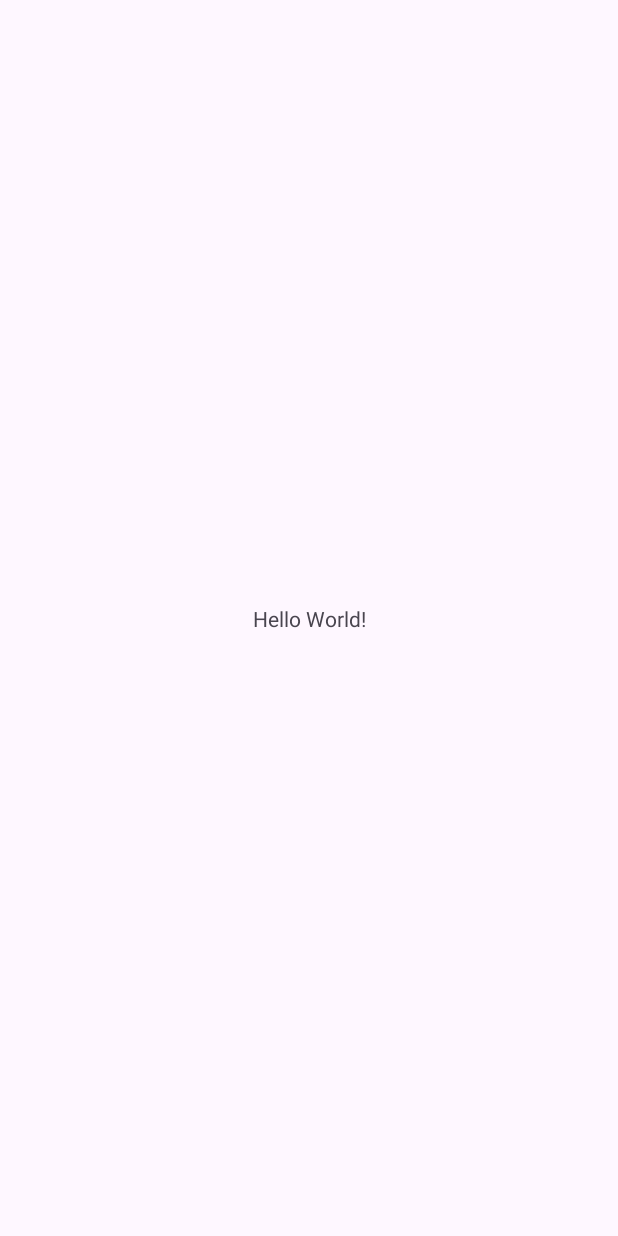
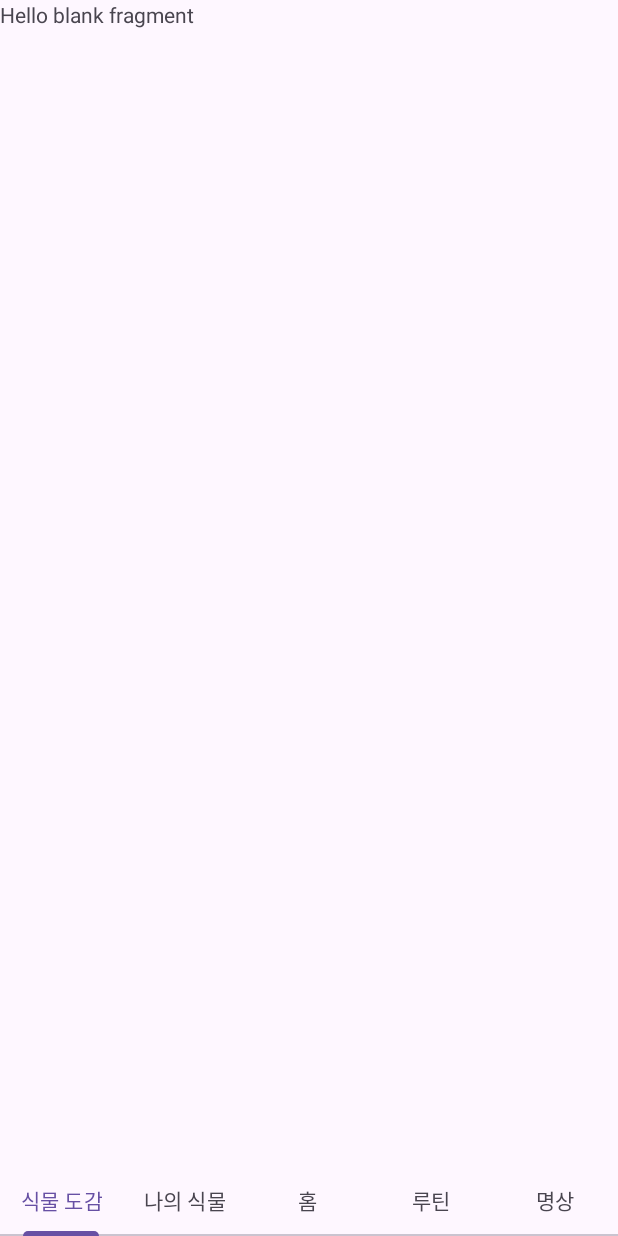
Before and after one commit to mj12130/Android_GreenHouse, an Android app: the screen it shows after launch (MainActivity), on a phone screen of 412 x 824 dp. Before the commit the screen is almost empty. Run offline under Robolectric (Android 15) with nearby library versions, the phone set to English and light mode, and no system bars.

Commit message:
[FEAT] viewpager2로 5개의 프래그먼트 연결, tab 구현

```diff
--- a/app/build.gradle.kts
+++ b/app/build.gradle.kts
@@ -43,7 +43,8 @@ android {
 dependencies {
 
     implementation(libs.androidx.core.ktx)
-    implementation(libs.androidx.appcompat)
+    implementation(libs.androidx.appcompat) // appcompat에 이미 뷰 페이저 포함되어 있지만
+    implementation("androidx.viewpager2:viewpager2:1.0.0") // 조금 더 잘 동작하도록 뷰 페이저 명시적으로 implementation
     implementation(libs.material)
     implementation(libs.androidx.activity)
     implementation(libs.androidx.constraintlayout)
--- /dev/null
+++ b/app/src/main/java/com/example/greenhouse/HomeFragment.kt
@@ -0,0 +1,62 @@
+package com.example.greenhouse
+
+import android.os.Bundle
+import androidx.fragment.app.Fragment
+import android.view.LayoutInflater
+import android.view.View
+import android.view.ViewGroup
+import com.example.greenhouse.databinding.FragmentHomeBinding
+import com.example.greenhouse.databinding.FragmentPlantSearchBinding
+
+// TODO: Rename parameter arguments, choose names that match
+// the fragment initialization parameters, e.g. ARG_ITEM_NUMBER
+private const val ARG_PARAM1 = "param1"
+private const val ARG_PARAM2 = "param2"
+
+/**
+ * A simple [Fragment] subclass.
+ * Use the [HomeFragment.newInstance] factory method to
+ * create an instance of this fragment.
+ */
+class HomeFragment : Fragment() {
+    // TODO: Rename and change types of parameters
+    private var param1: String? = null
+    private var param2: String? = null
+
+    override fun onCreate(savedInstanceState: Bundle?) {
+        super.onCreate(savedInstanceState)
+        arguments?.let {
+            param1 = it.getString(ARG_PARAM1)
+            param2 = it.getString(ARG_PARAM2)
+        }
+    }
+
+    override fun onCreateView(
+        inflater: LayoutInflater, container: ViewGroup?,
+        savedInstanceState: Bundle?
+    ): View? {
+        val binding = FragmentHomeBinding.inflate(inflater, container, false)
+
+        return binding.root
+    }
+
+    companion object {
+        /**
+         * Use this factory method to create a new instance of
+         * this fragment using the provided parameters.
+         *
+         * @param param1 Parameter 1.
+         * @param param2 Parameter 2.
+         * @return A new instance of fragment HomeFragment.
+         */
+        // TODO: Rename and change types and number of parameters
+        @JvmStatic
+        fun newInstance(param1: String, param2: String) =
+            HomeFragment().apply {
+                arguments = Bundle().apply {
+                    putString(ARG_PARAM1, param1)
+                    putString(ARG_PARAM2, param2)
+                }
+            }
+    }
+}
--- a/app/src/main/java/com/example/greenhouse/MainActivity.kt
+++ b/app/src/main/java/com/example/greenhouse/MainActivity.kt
@@ -5,10 +5,51 @@ import androidx.activity.enableEdgeToEdge
 import androidx.appcompat.app.AppCompatActivity
 import androidx.core.view.ViewCompat
 import androidx.core.view.WindowInsetsCompat
+import androidx.fragment.app.Fragment
+import androidx.fragment.app.FragmentActivity
+import androidx.viewpager2.adapter.FragmentStateAdapter
+import com.example.greenhouse.databinding.ActivityMainBinding
+import com.google.android.material.tabs.TabLayoutMediator
 
 class MainActivity : AppCompatActivity() {
+    lateinit var binding : ActivityMainBinding
+
+    // [viewpager adapter에 대한 class]
+    class MyFragmentPagerAdapter(activity: FragmentActivity): FragmentStateAdapter(activity){
+        // Fragment를 리스트로 가져옴
+        val fragments : List<Fragment>
+        init{
+            fragments = listOf(PlantSearchFragment(), MyPlantFragment(), HomeFragment(), RoutineFragment(), MeditationFragment()) //fragments 초기화
+        }
+
+        // override 필수: getItemCount, createFragment
+        override fun getItemCount(): Int {
+            return fragments.size //Fragment 갖고 있는 리스트의 길이 return
+        }
+        override fun createFragment(position: Int): Fragment { //몇번째 Fragment인지 position이라는 매개변수를 통해 전달.
+            //position: 0=PlantSearchFragment, 1=MyPlantFragment... 와 같이 매개변수 position에 맞는 Fragment return 해주는 함수.
+            return fragments[position]
+        }
+    }
+
     override fun onCreate(savedInstanceState: Bundle?) {
         super.onCreate(savedInstanceState)
-        setContentView(R.layout.activity_main)
+
+        binding = ActivityMainBinding.inflate(layoutInflater)
+        setContentView(binding.root)
+
+        binding.viewpager.adapter = MyFragmentPagerAdapter(this) // viewpager 이용해 Fregment activity에 포함시키기 위해 adapter 사용.
+
+        // [탭 레이아웃 추가]_탭을 이용해 viewpager 좀 더 편리하게
+        TabLayoutMediator(binding.tabs, binding.viewpager){ //TabLayoutMediator 사용! - binding에서 탭 레이아웃과 뷰페이저 찾아서 묶음.
+                tab, position -> // tab과 tab의 순서 전달됨.
+            when(position) {
+                0 -> tab.text = "식물 도감"
+                1 -> tab.text = "나의 식물"
+                2 -> tab.text = "홈"
+                3 -> tab.text = "루틴"
+                4 -> tab.text = "명상"
+            }
+        }.attach() // tab 버튼 부착
     }
 }
--- /dev/null
+++ b/app/src/main/java/com/example/greenhouse/MeditationFragment.kt
@@ -0,0 +1,61 @@
+package com.example.greenhouse
+
+import android.os.Bundle
+import androidx.fragment.app.Fragment
+import android.view.LayoutInflater
+import android.view.View
+import android.view.ViewGroup
+import com.example.greenhouse.databinding.FragmentMeditationBinding
+
+// TODO: Rename parameter arguments, choose names that match
+// the fragment initialization parameters, e.g. ARG_ITEM_NUMBER
+private const val ARG_PARAM1 = "param1"
+private const val ARG_PARAM2 = "param2"
+
+/**
+ * A simple [Fragment] subclass.
+ * Use the [MeditationFragment.newInstance] factory method to
+ * create an instance of this fragment.
+ */
+class MeditationFragment : Fragment() {
+    // TODO: Rename and change types of parameters
+    private var param1: String? = null
+    private var param2: String? = null
+
+    override fun onCreate(savedInstanceState: Bundle?) {
+        super.onCreate(savedInstanceState)
+        arguments?.let {
+            param1 = it.getString(ARG_PARAM1)
+            param2 = it.getString(ARG_PARAM2)
+        }
+    }
+
+    override fun onCreateView(
+        inflater: LayoutInflater, container: ViewGroup?,
+        savedInstanceState: Bundle?
+    ): View? {
+        val binding = FragmentMeditationBinding.inflate(inflater, container, false)
+
+        return binding.root
+    }
+
+    companion object {
+        /**
+         * Use this factory method to create a new instance of
+         * this fragment using the provided parameters.
+         *
+         * @param param1 Parameter 1.
+         * @param param2 Parameter 2.
+         * @return A new instance of fragment MeditationFragment.
+         */
+        // TODO: Rename and change types and number of parameters
+        @JvmStatic
+        fun newInstance(param1: String, param2: String) =
+            MeditationFragment().apply {
+                arguments = Bundle().apply {
+                    putString(ARG_PARAM1, param1)
+                    putString(ARG_PARAM2, param2)
+                }
+            }
+    }
+}
--- /dev/null
+++ b/app/src/main/java/com/example/greenhouse/MyPlantFragment.kt
@@ -0,0 +1,62 @@
+package com.example.greenhouse
+
+import android.os.Bundle
+import androidx.fragment.app.Fragment
+import android.view.LayoutInflater
+import android.view.View
+import android.view.ViewGroup
+import com.example.greenhouse.databinding.FragmentMeditationBinding
+import com.example.greenhouse.databinding.FragmentMyPlantBinding
+
+// TODO: Rename parameter arguments, choose names that match
+// the fragment initialization parameters, e.g. ARG_ITEM_NUMBER
+private const val ARG_PARAM1 = "param1"
+private const val ARG_PARAM2 = "param2"
+
+/**
+ * A simple [Fragment] subclass.
+ * Use the [MyPlantFragment.newInstance] factory method to
+ * create an instance of this fragment.
+ */
+class MyPlantFragment : Fragment() {
+    // TODO: Rename and change types of parameters
+    private var param1: String? = null
+    private var param2: String? = null
+
+    override fun onCreate(savedInstanceState: Bundle?) {
+        super.onCreate(savedInstanceState)
+        arguments?.let {
+            param1 = it.getString(ARG_PARAM1)
+            param2 = it.getString(ARG_PARAM2)
+        }
+    }
+
+    override fun onCreateView(
+        inflater: LayoutInflater, container: ViewGroup?,
+        savedInstanceState: Bundle?
+    ): View? {
+        val binding = FragmentMyPlantBinding.inflate(inflater, container, false)
+
+        return binding.root
+    }
+
+    companion object {
+        /**
+         * Use this factory method to create a new instance of
+         * this fragment using the provided parameters.
+         *
+         * @param param1 Parameter 1.
+         * @param param2 Parameter 2.
+         * @return A new instance of fragment MyPlantFragment.
+         */
+        // TODO: Rename and change types and number of parameters
+        @JvmStatic
+        fun newInstance(param1: String, param2: String) =
+            MyPlantFragment().apply {
+                arguments = Bundle().apply {
+                    putString(ARG_PARAM1, param1)
+                    putString(ARG_PARAM2, param2)
+                }
+            }
+    }
+}
--- /dev/null
+++ b/app/src/main/java/com/example/greenhouse/PlantSearchFragment.kt
@@ -0,0 +1,62 @@
+package com.example.greenhouse
+
+import android.os.Bundle
+import androidx.fragment.app.Fragment
+import android.view.LayoutInflater
+import android.view.View
+import android.view.ViewGroup
+import com.example.greenhouse.databinding.FragmentMeditationBinding
+import com.example.greenhouse.databinding.FragmentPlantSearchBinding
+
+// TODO: Rename parameter arguments, choose names that match
+// the fragment initialization parameters, e.g. ARG_ITEM_NUMBER
+private const val ARG_PARAM1 = "param1"
+private const val ARG_PARAM2 = "param2"
+
+/**
+ * A simple [Fragment] subclass.
+ * Use the [PlantSearchFragment.newInstance] factory method to
+ * create an instance of this fragment.
+ */
+class PlantSearchFragment : Fragment() {
+    // TODO: Rename and change types of parameters
+    private var param1: String? = null
+    private var param2: String? = null
+
+    override fun onCreate(savedInstanceState: Bundle?) {
+        super.onCreate(savedInstanceState)
+        arguments?.let {
+            param1 = it.getString(ARG_PARAM1)
+            param2 = it.getString(ARG_PARAM2)
+        }
+    }
+
+    override fun onCreateView(
+        inflater: LayoutInflater, container: ViewGroup?,
+        savedInstanceState: Bundle?
+    ): View? {
+        val binding = FragmentPlantSearchBinding.inflate(inflater, container, false)
+
+        return binding.root
+    }
+
+    companion object {
+        /**
+         * Use this factory method to create a new instance of
+         * this fragment using the provided parameters.
+         *
+         * @param param1 Parameter 1.
+         * @param param2 Parameter 2.
+         * @return A new instance of fragment PlantSearchFragment.
+         */
+        // TODO: Rename and change types and number of parameters
+        @JvmStatic
+        fun newInstance(param1: String, param2: String) =
+            PlantSearchFragment().apply {
+                arguments = Bundle().apply {
+                    putString(ARG_PARAM1, param1)
+                    putString(ARG_PARAM2, param2)
+                }
+            }
+    }
+}
--- /dev/null
+++ b/app/src/main/java/com/example/greenhouse/RoutineFragment.kt
@@ -0,0 +1,62 @@
+package com.example.greenhouse
+
+import android.os.Bundle
+import androidx.fragment.app.Fragment
+import android.view.LayoutInflater
+import android.view.View
+import android.view.ViewGroup
+import com.example.greenhouse.databinding.FragmentMeditationBinding
+import com.example.greenhouse.databinding.FragmentRoutineBinding
+
+// TODO: Rename parameter arguments, choose names that match
+// the fragment initialization parameters, e.g. ARG_ITEM_NUMBER
+private const val ARG_PARAM1 = "param1"
+private const val ARG_PARAM2 = "param2"
+
+/**
+ * A simple [Fragment] subclass.
+ * Use the [RoutineFragment.newInstance] factory method to
+ * create an instance of this fragment.
+ */
+class RoutineFragment : Fragment() {
+    // TODO: Rename and change types of parameters
+    private var param1: String? = null
+    private var param2: String? = null
+
+    override fun onCreate(savedInstanceState: Bundle?) {
+        super.onCreate(savedInstanceState)
+        arguments?.let {
+            param1 = it.getString(ARG_PARAM1)
+            param2 = it.getString(ARG_PARAM2)
+        }
+    }
+
+    override fun onCreateView(
+        inflater: LayoutInflater, container: ViewGroup?,
+        savedInstanceState: Bundle?
+    ): View? {
+        val binding = FragmentRoutineBinding.inflate(inflater, container, false)
+
+        return binding.root
+    }
+
+    companion object {
+        /**
+         * Use this factory method to create a new instance of
+         * this fragment using the provided parameters.
+         *
+         * @param param1 Parameter 1.
+         * @param param2 Parameter 2.
+         * @return A new instance of fragment RoutineFragment.
+         */
+        // TODO: Rename and change types and number of parameters
+        @JvmStatic
+        fun newInstance(param1: String, param2: String) =
+            RoutineFragment().apply {
+                arguments = Bundle().apply {
+                    putString(ARG_PARAM1, param1)
+                    putString(ARG_PARAM2, param2)
+                }
+            }
+    }
+}
--- a/app/src/main/res/layout/activity_main.xml
+++ b/app/src/main/res/layout/activity_main.xml
@@ -1,19 +1,56 @@
 <?xml version="1.0" encoding="utf-8"?>
-<androidx.constraintlayout.widget.ConstraintLayout xmlns:android="http://schemas.android.com/apk/res/android"
+<LinearLayout
+    xmlns:android="http://schemas.android.com/apk/res/android"
     xmlns:app="http://schemas.android.com/apk/res-auto"
     xmlns:tools="http://schemas.android.com/tools"
-    android:id="@+id/main"
     android:layout_width="match_parent"
     android:layout_height="match_parent"
+    android:orientation="vertical"
     tools:context=".MainActivity">
 
-    <TextView
-        android:layout_width="wrap_content"
+    <!-- ViewPager2 연결해서 사용 -->
+    <androidx.viewpager2.widget.ViewPager2
+        android:layout_width="match_parent"
+        android:layout_height="0dp"
+        android:layout_weight="1"
+        android:id="@+id/viewpager">
+    </androidx.viewpager2.widget.ViewPager2>
+    <!-- android:layout_weight="1" => TabLayout 배치하고 남은 여백 사용 -->
+
+    <com.google.android.material.tabs.TabLayout
+        android:layout_width="match_parent"
         android:layout_height="wrap_content"
-        android:text="Hello World!"
-        app:layout_constraintBottom_toBottomOf="parent"
-        app:layout_constraintEnd_toEndOf="parent"
-        app:layout_constraintStart_toStartOf="parent"
-        app:layout_constraintTop_toTopOf="parent" />
+        android:id="@+id/tabs">
+<!--        <com.google.android.material.tabs.TabItem-->
+<!--            android:id="@+id/psearch_button"-->
+<!--            android:layout_width="wrap_content"-->
+<!--            android:layout_height="wrap_content"-->
+<!--            android:icon="@drawable/search"-->
+<!--            android:text="@string/PSearch" />-->
+<!--        <com.google.android.material.tabs.TabItem-->
+<!--            android:id="@+id/myplant_button"-->
+<!--            android:layout_width="wrap_content"-->
+<!--            android:layout_height="wrap_content"-->
+<!--            android:icon="@drawable/plant"-->
+<!--            android:text="@string/MyPlant" />-->
+<!--        <com.google.android.material.tabs.TabItem-->
+<!--            android:id="@+id/home_button"-->
+<!--            android:layout_width="wrap_content"-->
+<!--            android:layout_height="wrap_content"-->
+<!--            android:icon="@drawable/home"-->
+<!--            android:text="@string/home" />-->
+<!--        <com.google.android.material.tabs.TabItem-->
+<!--            android:id="@+id/routine_button"-->
+<!--            android:layout_width="wrap_content"-->
+<!--            android:layout_height="wrap_content"-->
+<!--            android:icon="@drawable/routine"-->
+<!--            android:text="@string/Routine" />-->
+<!--        <com.google.android.material.tabs.TabItem-->
+<!--            android:id="@+id/meditation_button"-->
+<!--            android:layout_width="wrap_content"-->
+<!--            android:layout_height="wrap_content"-->
+<!--            android:icon="@drawable/meditation"-->
+<!--            android:text="@string/Meditation" />-->
+    </com.google.android.material.tabs.TabLayout>
 
-</androidx.constraintlayout.widget.ConstraintLayout>
+</LinearLayout> <!-- TabLayout와 ViewPager2 감싸는 root 레이아웃 필요 -->
--- /dev/null
+++ b/app/src/main/res/layout/fragment_plant_search.xml
@@ -0,0 +1,14 @@
+<?xml version="1.0" encoding="utf-8"?>
+<FrameLayout xmlns:android="http://schemas.android.com/apk/res/android"
+    xmlns:tools="http://schemas.android.com/tools"
+    android:layout_width="match_parent"
+    android:layout_height="match_parent"
+    tools:context=".PlantSearchFragment">
+
+    <!-- TODO: Update blank fragment layout -->
+    <TextView
+        android:layout_width="match_parent"
+        android:layout_height="match_parent"
+        android:text="@string/hello_blank_fragment" />
+
+</FrameLayout>
--- a/app/src/main/res/values/strings.xml
+++ b/app/src/main/res/values/strings.xml
@@ -1,3 +1,10 @@
 <resources>
-    <string name="app_name">GreenHouse</string>
+    <string name="app_name">Green House</string>
+    <string name="home">홈</string>
+    <string name="PSearch">식물 도감</string>
+    <string name="MyPlant">나의 식물</string>
+    <string name="Routine">루틴</string>
+    <string name="Meditation">명상</string>
+    <!-- TODO: Remove or change this placeholder text -->
+    <string name="hello_blank_fragment">Hello blank fragment</string>
 </resources>
```
Also changed, not shown: app/src/main/res/layout/fragment_home.xml (added, +14 -0 lines), app/src/main/res/layout/fragment_meditation.xml (added, +14 -0 lines), app/src/main/res/layout/fragment_my_plant.xml (added, +14 -0 lines), app/src/main/res/layout/fragment_routine.xml (added, +14 -0 lines), app/src/main/res/drawable/home.png (added), app/src/main/res/drawable/meditation.png (added), app/src/main/res/drawable/plant.png (added), app/src/main/res/drawable/routine.png (added), app/src/main/res/drawable/search.png (added).
